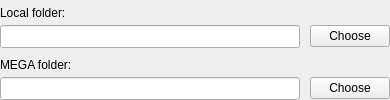
First picture: the form in src/MEGASync/gui/linux/FolderBinder.ui, repository meganz/MEGAsync, before the edit.
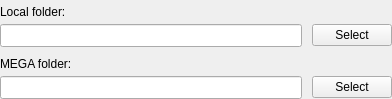
Second picture: the form after the edit.

```diff
--- a/src/MEGASync/gui/linux/FolderBinder.ui
+++ b/src/MEGASync/gui/linux/FolderBinder.ui
@@ -2,6 +2,14 @@
 <ui version="4.0">
  <class>FolderBinder</class>
  <widget class="QWidget" name="FolderBinder">
+  <property name="geometry">
+   <rect>
+    <x>0</x>
+    <y>0</y>
+    <width>392</width>
+    <height>99</height>
+   </rect>
+  </property>
   <layout class="QVBoxLayout" name="verticalLayout">
    <property name="spacing">
     <number>5</number>
@@ -64,7 +72,7 @@
      <item>
       <widget class="QPushButton" name="bLocalFolder">
        <property name="text">
-        <string>Choose</string>
+        <string>Select</string>
        </property>
        <property name="autoDefault">
         <bool>true</bool>
@@ -122,7 +130,7 @@
         <bool>true</bool>
        </property>
        <property name="text">
-        <string>Choose</string>
+        <string>Select</string>
        </property>
        <property name="autoDefault">
         <bool>true</bool>
```
